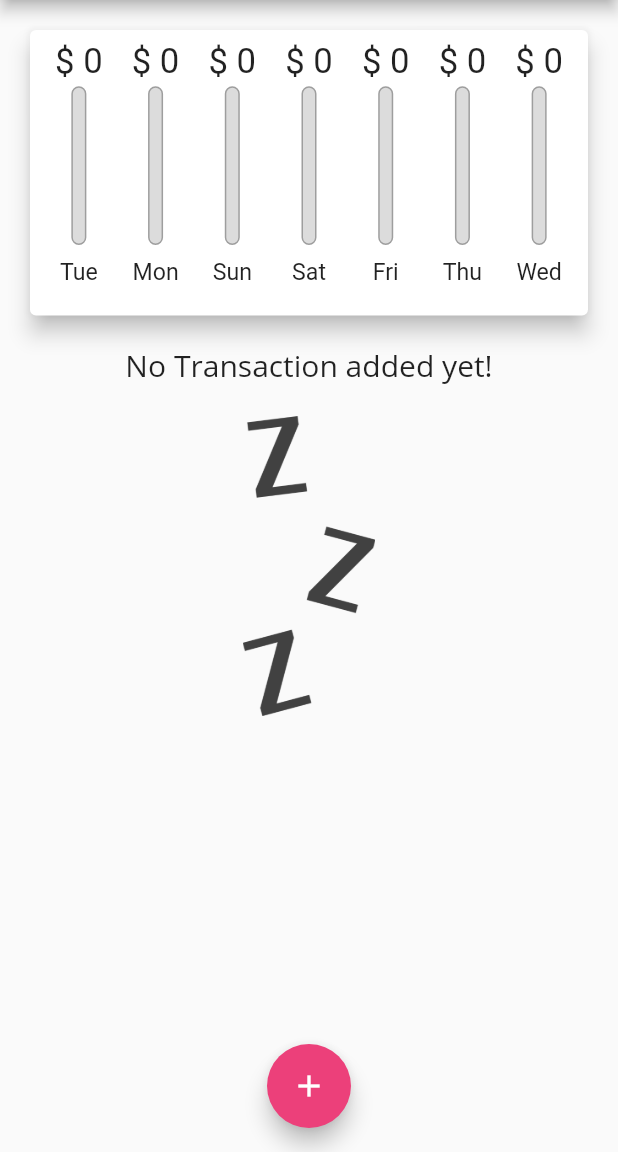
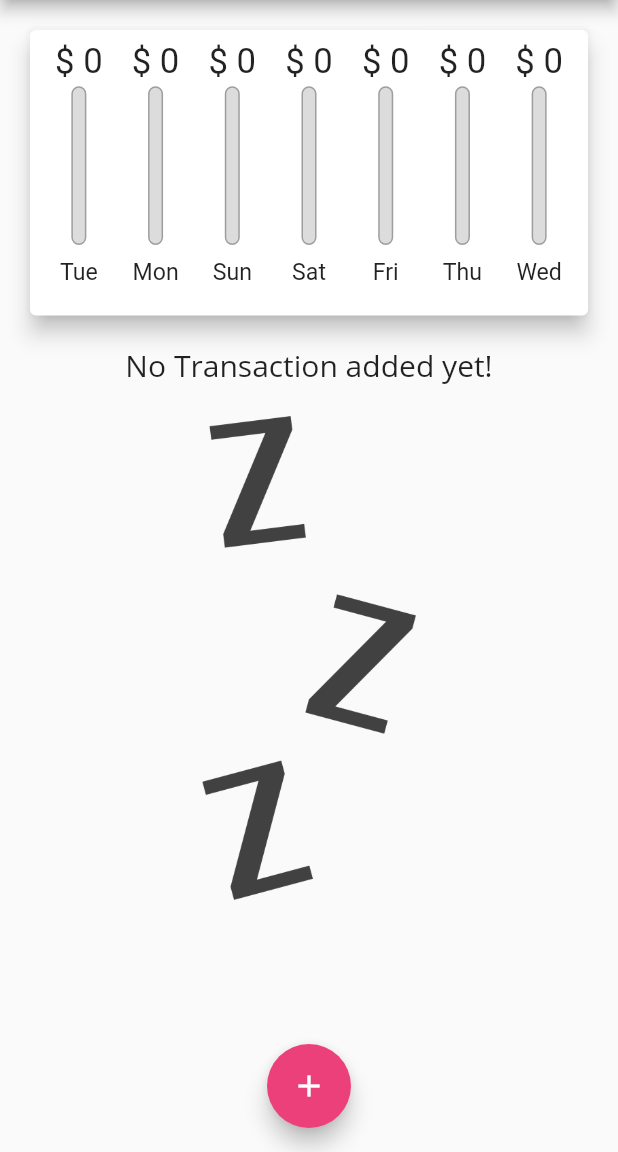
Before and after one commit to asraavisena/personal_expense_app, a Flutter app: the screen it shows after launch, on a phone screen of 412 x 824 dp, the part 84-1236 px from its top. Run offline on Flutter 3.47's test engine with Material 2 defaults, Android fonts, the phone set to English and light mode, and no system bars.

Commit message:
responsive app implemented

```diff
--- a/lib/main.dart
+++ b/lib/main.dart
@@ -1,10 +1,15 @@
 import 'package:flutter/material.dart';
+import 'package:flutter/services.dart'; // ! FOR SYSTEM CHROME
 import './widgets/chart.dart';
 import './widgets/new_transaction.dart';
 import './widgets/transaction_list.dart';
 import './models/transaction.dart';
 
 void main() {
+  // ! TO AVOID LANDSCAPE MODE -> IT MEANS NO LANDSCAPE MODE
+  // WidgetsFlutterBinding.ensureInitialized();
+  // SystemChrome.setPreferredOrientations(
+  //     [DeviceOrientation.portraitUp, DeviceOrientation.portraitDown]);
   runApp(const MyApp());
 }
 
@@ -26,6 +31,11 @@ class MyApp extends StatelessWidget {
           textTheme: ThemeData.light().textTheme.copyWith(
               headline6: TextStyle(fontFamily: 'OpenSans', fontSize: 20),
               button: TextStyle(color: Colors.white)),
+          textButtonTheme: TextButtonThemeData(
+            style: TextButton.styleFrom(
+              primary: Colors.purple,
+            ),
+          ),
           elevatedButtonTheme: ElevatedButtonThemeData(
               style: ElevatedButton.styleFrom(onPrimary: Colors.white))
           // appBarTheme: AppBarTheme(
@@ -64,6 +74,8 @@ class _MyHomePageState extends State<MyHomePage> {
     }).toList();
   }
 
+  bool _showChart = false;
+
   void _addTransaction(String title, double amount, DateTime choosenDate) {
     final newTransaction = Transaction(
         title: title,
@@ -101,6 +113,9 @@ class _MyHomePageState extends State<MyHomePage> {
 
   @override
   Widget build(BuildContext context) {
+    // ! CHECK IS LANDSCAPE OR NOT
+    final mediaQuery = MediaQuery.of(context);
+    final _isLandscape = mediaQuery.orientation == Orientation.landscape;
     // ! SETUP APPBAR
     final appBar = AppBar(
       title: const Text('Flutter Personal Expense'),
@@ -110,6 +125,13 @@ class _MyHomePageState extends State<MyHomePage> {
             icon: Icon(Icons.add))
       ],
     );
+
+    final transactionListWidget = Container(
+        height: (mediaQuery.size.height -
+                appBar.preferredSize.height -
+                mediaQuery.padding.top) *
+            0.7,
+        child: TransactionList(_userTransactions, _deleteTransaction));
 
     // ! YANG INI BUTUH PEMAHAMAN WIDGET
     return Scaffold(
@@ -123,20 +145,36 @@ class _MyHomePageState extends State<MyHomePage> {
               // Card will take width child, but if the parents had width it will take the parent,
               // Column is not the parent, usually is Container so it is no problem to put Container in Card or outside Card as Parent
               // ! GET HEIGHT DEPENDS ON DEVICES
-
+              if (_isLandscape)
+                Row(
+                  mainAxisAlignment: MainAxisAlignment.center,
+                  children: <Widget>[
+                    Text('Show Chart'),
+                    Switch(
+                        value: _showChart,
+                        onChanged: (val) {
+                          setState(() {
+                            _showChart = val;
+                          });
+                        })
+                  ],
+                ),
+              if (!_isLandscape)
                 Container(
-                  height: (MediaQuery.of(context).size.height -
+                    height: (mediaQuery.size.height -
                             appBar.preferredSize.height -
-                          MediaQuery.of(context).padding.top) *
+                            mediaQuery.padding.top) *
                         0.3,
                     child: Chart(_recentTransaction)),
-              Container(
-                  height: (MediaQuery.of(context).size.height -
+              if (!_isLandscape) transactionListWidget,
+              _showChart
+                  ? Container(
+                      height: (mediaQuery.size.height -
                               appBar.preferredSize.height -
-                          MediaQuery.of(context).padding.top) *
+                              mediaQuery.padding.top) *
                           0.7,
-                  child:
-                      TransactionList(_userTransactions, _deleteTransaction)),
+                      child: Chart(_recentTransaction))
+                  : transactionListWidget
             ],
           ),
         ),
--- a/lib/widgets/transaction_list.dart
+++ b/lib/widgets/transaction_list.dart
@@ -1,4 +1,5 @@
 import 'package:flutter/material.dart';
+import 'package:flutter/rendering.dart';
 import 'package:intl/intl.dart';
 import '../models/transaction.dart';
 
@@ -12,7 +13,9 @@ class TransactionList extends StatelessWidget {
   @override
   Widget build(BuildContext context) {
     return transactions.isEmpty
-        ? Column(
+        // ! SETUP IMAGE FOR LANDSCAPE MODE
+        ? LayoutBuilder(builder: (ctx, constrains) {
+            return Column(
               children: <Widget>[
                 Text(
                   'No Transaction added yet!',
@@ -22,13 +25,14 @@ class TransactionList extends StatelessWidget {
                   height: 20,
                 ),
                 Container(
-                  height: 200,
+                    height: constrains.maxHeight * 0.6,
                     child: Image.asset(
                       'assets/images/waiting.png',
                       fit: BoxFit.cover,
                     ))
               ],
-          )
+            );
+          })
         // ! LISTVIEW BUAT SCROLL TP VIEW ALWAYS HAVE INFINITE HEIGHT
         : ListView.builder(
             itemBuilder: (ctx, index) {
@@ -51,9 +55,18 @@ class TransactionList extends StatelessWidget {
                   ),
                   subtitle:
                       Text(DateFormat.yMMMd().format(transactions[index].date)),
-                  trailing: IconButton(
+                  trailing: MediaQuery.of(context).size.width > 460
+                      ? TextButton.icon(
+                          onPressed: () =>
+                              _deleteTransaction(transactions[index].id),
                           icon: Icon(Icons.delete),
-                    onPressed: () => _deleteTransaction(transactions[index].id),
+                          label: Text('Delete'),
+                          style: TextButton.styleFrom(primary: Colors.red),
+                        )
+                      : IconButton(
+                          icon: Icon(Icons.delete),
+                          onPressed: () =>
+                              _deleteTransaction(transactions[index].id),
                           color: Theme.of(context).errorColor,
                         ),
                 ),
```
Also changed, not shown: lib/widgets/new_transaction.dart (+12 -4 lines). Lines whose indentation alone changed are shown as unchanged.
